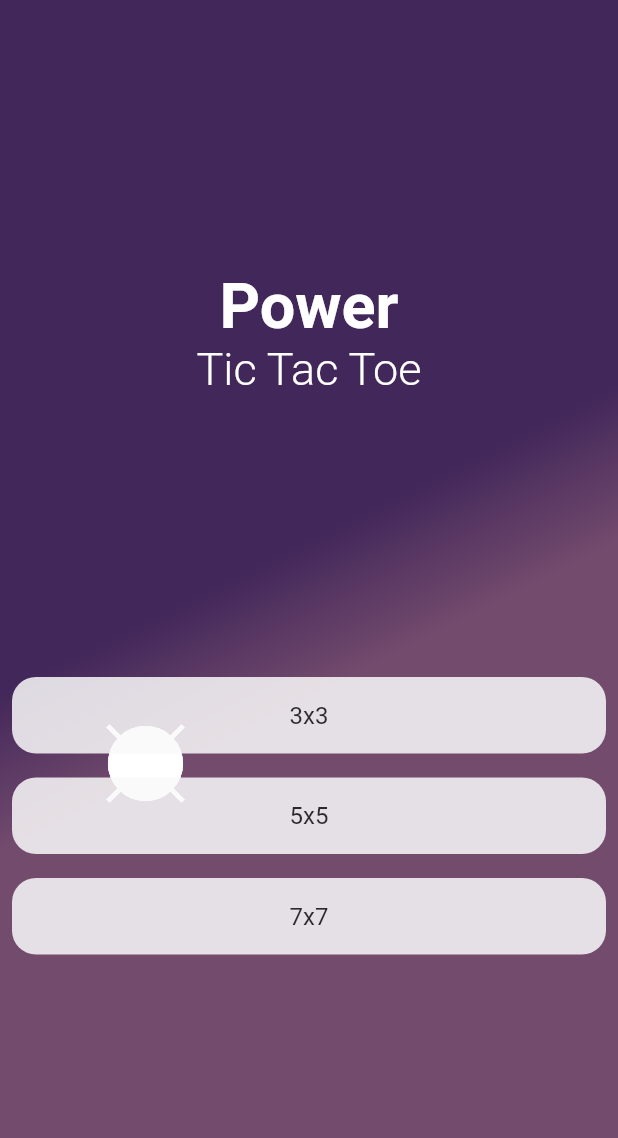
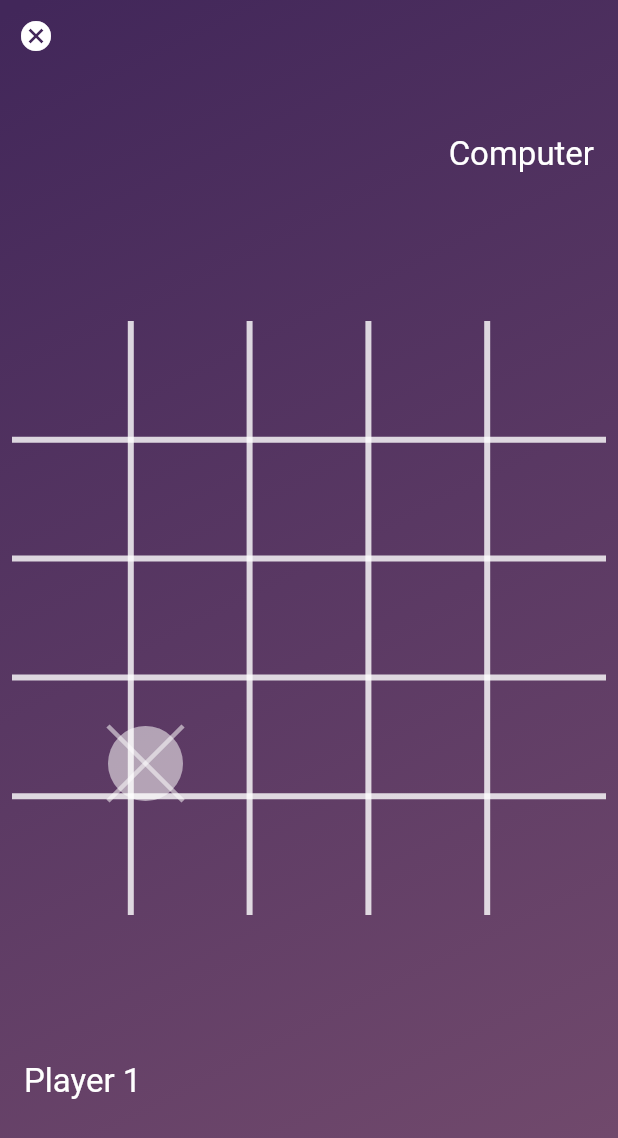
Before and after one commit to deven98/power_tic_tac_toe, a Flutter app: the screen it shows after launch, after a tap on "1 Player", after a tap on "5x5", on a phone screen of 412 x 824 dp. Shown: the top 1138 px of the screen. Run offline on Flutter 3.47's test engine with Material 2 defaults, Android fonts, the phone set to English and light mode, and no system bars; our stand-ins replace google_fonts.

Commit message:
added game and basic board

```diff
--- a/lib/game/tic_tac_toe.dart
+++ b/lib/game/tic_tac_toe.dart
@@ -19,13 +19,29 @@ class TicTacToe {
   }) : gameBoard = List.generate(gameBoardType.size,
             (index) => List.generate(gameBoardType.size, (index) => 0));
 
-  void makeMove(int row, int column) {
-    gameBoard[row][column] = playerToPlay == TurnOf.player1 ? 1 : -1;
-    changeTurn();
+  bool makeMove(int row, int column) {
+    if (gameBoard[row][column] == 0) {
+      gameBoard[row][column] = playerToPlay == TurnOf.player1 ? 1 : -1;
+      changeTurn();
+      return true;
+    }
+    return false;
   }
 
-  void makeMoveWithoutChangingTurn(int row, int column) {
-    gameBoard[row][column] = playerToPlay == TurnOf.player1 ? 1 : -1;
+  bool makeMoveWithoutChangingTurn(int row, int column) {
+    if (gameBoard[row][column] == 0) {
+      gameBoard[row][column] = playerToPlay == TurnOf.player1 ? 1 : -1;
+      return true;
+    }
+    return false;
+  }
+
+  bool flipSquare(int row, int column) {
+    if (gameBoard[row][column] != 0) {
+      gameBoard[row][column] = -gameBoard[row][column];
+      return true;
+    }
+    return false;
   }
 
   void resetSquare(int row, int column) {
@@ -76,8 +92,7 @@ class TicTacToe {
     return false;
   }
 
-  bool _checkWin(
-      int findValue, int winSize, int row, int column) {
+  bool _checkWin(int findValue, int winSize, int row, int column) {
     for (int i = -1; i < 2; i++) {
       for (int j = -1; j < 2; j++) {
         /// Avoid the same square
@@ -104,7 +119,7 @@ class TicTacToe {
           }
         }
 
-        if(count == winSize) {
+        if (count == winSize) {
           return true;
         }
       }
--- /dev/null
+++ b/lib/game_ui/components/game_board.dart
@@ -0,0 +1,105 @@
+import 'dart:math';
+
+import 'package:flutter/material.dart';
+import 'package:power_tic_tac_toe/utils/constants.dart';
+
+class GameBoard extends StatefulWidget {
+  final Color elementColor;
+  final double thickness;
+  final GameBoardType gameBoardType;
+
+  GameBoard({
+    this.elementColor = Colors.black,
+    this.thickness = 0.5,
+    this.gameBoardType = GameBoardType.threeByThree,
+  });
+
+  @override
+  _GameBoardState createState() => _GameBoardState();
+}
+
+class _GameBoardState extends State<GameBoard> {
+  @override
+  Widget build(BuildContext context) {
+    return Container(
+      child: TweenAnimationBuilder<double>(
+        duration: Duration(milliseconds: 500),
+        tween: Tween(begin: 0.0, end: 1.0),
+        curve: Curves.easeInOut,
+        builder: (context, val, wid) {
+          return CustomPaint(
+            painter: BoardPainter(
+              progress: val,
+              color: widget.elementColor,
+              thickness: widget.thickness,
+              gameBoardType: widget.gameBoardType,
+            ),
+            child: Container(),
+          );
+        },
+      ),
+    );
+  }
+}
+
+class BoardPainter extends CustomPainter {
+  double progress;
+  Color color;
+  double thickness;
+  GameBoardType gameBoardType;
+
+  BoardPainter({
+    this.progress = 0,
+    this.color = Colors.black,
+    this.thickness = 0.5,
+    this.gameBoardType = GameBoardType.threeByThree,
+  });
+
+  @override
+  void paint(Canvas canvas, Size size) {
+    var paint = Paint()
+      ..strokeWidth = thickness
+      ..color = color;
+
+    var firstStrokeProgress = progress > 0.5 ? 1.0 : progress * 2;
+    var secondStrokeProgress = progress < 0.5 ? 0 : (progress - 0.5) * 2;
+
+    var shortestSize = size.width < size.height ? size.width : size.height;
+
+    var baseStrokeDistance = shortestSize / gameBoardType.size;
+
+    for (int i = 1; i < gameBoardType.size; i++) {
+      canvas.drawLine(
+          Offset(0, baseStrokeDistance * i),
+          Offset(shortestSize * firstStrokeProgress, baseStrokeDistance * i),
+          paint);
+    }
+
+    if (secondStrokeProgress > 0) {
+      for (int i = 1; i < gameBoardType.size; i++) {
+        canvas.drawLine(
+            Offset(baseStrokeDistance * i, 0),
+            Offset(baseStrokeDistance * i, shortestSize * secondStrokeProgress),
+            paint);
+      }
+    }
+  }
+
+  @override
+  bool shouldRepaint(covariant BoardPainter oldDelegate) {
+    return progress != oldDelegate.progress || color != oldDelegate.color;
+  }
+}
+
+extension on GameBoardType {
+  get size {
+    switch (GameBoardType.values[index]) {
+      case GameBoardType.threeByThree:
+        return 3;
+      case GameBoardType.fiveByFive:
+        return 5;
+      case GameBoardType.sevenBySeven:
+        return 7;
+    }
+  }
+}
--- a/lib/game_ui/components/game_elements.dart
+++ b/lib/game_ui/components/game_elements.dart
@@ -38,8 +38,11 @@ class XPainter extends CustomPainter {
   Color color;
   double thickness;
 
-  XPainter(
-      {this.progress = 0, this.color = Colors.black, this.thickness = 0.5});
+  XPainter({
+    this.progress = 0,
+    this.color = Colors.black,
+    this.thickness = 0.5,
+  });
 
   @override
   void paint(Canvas canvas, Size size) {
@@ -107,8 +110,11 @@ class OPainter extends CustomPainter {
   Color color;
   double thickness;
 
-  OPainter(
-      {this.progress = 0, this.color = Colors.black, this.thickness = 0.5});
+  OPainter({
+    this.progress = 0,
+    this.color = Colors.black,
+    this.thickness = 0.5,
+  });
 
   @override
   void paint(Canvas canvas, Size size) {
--- a/lib/game_ui/game_screen.dart
+++ b/lib/game_ui/game_screen.dart
@@ -0,0 +1,89 @@
+import 'package:flutter/material.dart';
+import 'package:power_tic_tac_toe/gradient/background_gradient.dart';
+import 'package:power_tic_tac_toe/utils/constants.dart';
+
+import 'components/game_board.dart';
+
+class GameScreen extends StatefulWidget {
+  final GamePlayerType gamePlayerType;
+  final GameBoardType gameBoardType;
+
+  GameScreen({
+    required this.gamePlayerType,
+    required this.gameBoardType,
+  });
+
+  @override
+  _GameScreenState createState() => _GameScreenState();
+}
+
+class _GameScreenState extends State<GameScreen> {
+  @override
+  Widget build(BuildContext context) {
+    return Scaffold(
+      body: Stack(
+        children: [
+          BackgroundGradient(
+            bgOpacity: 0.1,
+          ),
+          Column(
+            mainAxisAlignment: MainAxisAlignment.spaceEvenly,
+            children: [
+              Align(
+                alignment: Alignment.centerRight,
+                child: Padding(
+                  padding: const EdgeInsets.only(right: 16.0),
+                  child: Text(
+                    widget.gamePlayerType == GamePlayerType.twoPlayer
+                        ? 'Player 2'
+                        : 'Computer',
+                    style: TextStyle(
+                      color: Colors.white,
+                      fontSize: 22.0,
+                    ),
+                  ),
+                ),
+              ),
+              Padding(
+                padding: const EdgeInsets.all(8.0),
+                child: AspectRatio(
+                  aspectRatio: 1.0,
+                  child: GameBoard(
+                    gameBoardType: widget.gameBoardType,
+                    elementColor: Colors.white.withOpacity(0.8),
+                    thickness: 4.0,
+                  ),
+                ),
+              ),
+              Align(
+                alignment: Alignment.bottomLeft,
+                child: Padding(
+                  padding: const EdgeInsets.only(left: 16.0),
+                  child: Text(
+                    'Player 1',
+                    style: TextStyle(
+                      color: Colors.white,
+                      fontSize: 22.0,
+                    ),
+                  ),
+                ),
+              ),
+            ],
+          ),
+          Align(
+            alignment: Alignment.topLeft,
+            child: IconButton(
+              icon: Icon(
+                Icons.cancel,
+                color: Colors.white,
+              ),
+              onPressed: () {
+                Navigator.pop(context);
+              },
+            ),
+          ),
+        ],
+      ),
+    );
+  }
+}
--- a/lib/game_ui/home_screen.dart
+++ b/lib/game_ui/home_screen.dart
@@ -1,6 +1,8 @@
 import 'package:flutter/material.dart';
 import 'package:power_tic_tac_toe/game_ui/about_screen.dart';
+import 'package:power_tic_tac_toe/game_ui/components/game_board.dart';
 import 'package:power_tic_tac_toe/game_ui/components/game_button.dart';
+import 'package:power_tic_tac_toe/game_ui/game_screen.dart';
 import 'package:power_tic_tac_toe/gradient/background_gradient.dart';
 import 'package:power_tic_tac_toe/utils/constants.dart';
 
@@ -133,15 +135,45 @@ class _HomeScreenState extends State<HomeScreen> {
             children: [
               GameButton(
                 text: '3x3',
-                onTap: () {},
+                onTap: () {
+                  Navigator.push(
+                    context,
+                    MaterialPageRoute(
+                      builder: (context) => GameScreen(
+                        gameBoardType: GameBoardType.threeByThree,
+                        gamePlayerType: playerType,
+                      ),
+                    ),
+                  );
+                },
               ),
               GameButton(
                 text: '5x5',
-                onTap: () {},
+                onTap: () {
+                  Navigator.push(
+                    context,
+                    MaterialPageRoute(
+                      builder: (context) => GameScreen(
+                        gameBoardType: GameBoardType.fiveByFive,
+                        gamePlayerType: playerType,
+                      ),
+                    ),
+                  );
+                },
               ),
               GameButton(
                 text: '7x7',
-                onTap: () {},
+                onTap: () {
+                  Navigator.push(
+                    context,
+                    MaterialPageRoute(
+                      builder: (context) => GameScreen(
+                        gameBoardType: GameBoardType.sevenBySeven,
+                        gamePlayerType: playerType,
+                      ),
+                    ),
+                  );
+                },
               ),
             ],
           ),
--- a/lib/gradient/background_gradient.dart
+++ b/lib/gradient/background_gradient.dart
@@ -7,6 +7,10 @@ import 'package:power_tic_tac_toe/gradient/constants.dart';
 import 'package:power_tic_tac_toe/utils/extensions.dart';
 
 class BackgroundGradient extends StatefulWidget {
+  final double bgOpacity;
+
+  const BackgroundGradient({Key? key, this.bgOpacity = 0.6}) : super(key: key);
+
   @override
   _BackgroundGradientState createState() => _BackgroundGradientState();
 }
@@ -76,7 +80,7 @@ class _BackgroundGradientState extends State<BackgroundGradient>
         return Particle(
           position: Offset(randomOffsetX.toDouble(), randomOffsetY.toDouble()),
           child: GameX(
-            elementColor: Colors.white.withOpacity(0.6),
+            elementColor: Colors.white.withOpacity(widget.bgOpacity),
             thickness: 3.0,
           ),
         );
@@ -92,7 +96,7 @@ class _BackgroundGradientState extends State<BackgroundGradient>
         return Particle(
           position: Offset(randomOffsetX.toDouble(), randomOffsetY.toDouble()),
           child: GameO(
-            elementColor: Colors.white.withOpacity(0.6),
+            elementColor: Colors.white.withOpacity(widget.bgOpacity),
           ),
         );
       },
```
